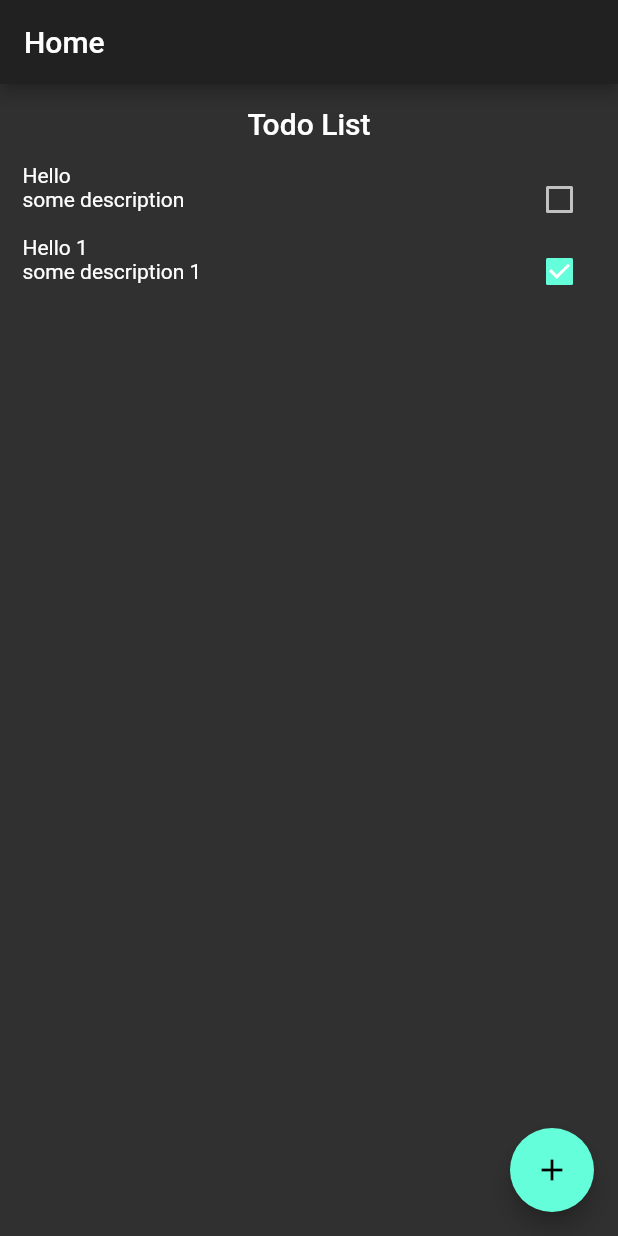
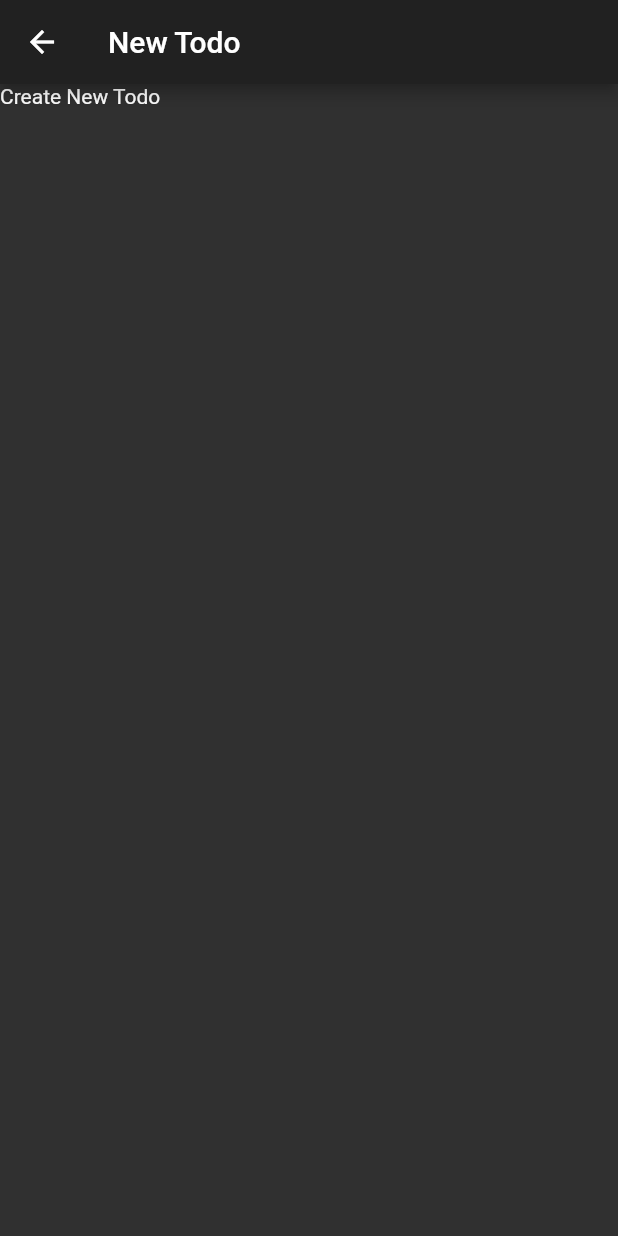
Before and after one commit to ocalvet/family_todo, a Flutter app: the screen it shows after launch, after a tap on the "add" icon, on a phone screen of 412 x 824 dp. Run offline on Flutter 3.47's test engine with Material 2 defaults, Android fonts, the phone set to English and light mode, and no system bars.

Commit message:
Create create todo screen

```diff
--- a/lib/family_todo_app.dart
+++ b/lib/family_todo_app.dart
@@ -1,3 +1,4 @@
+import 'package:family_todo/screens/create_todo_screen.dart';
 import 'package:family_todo/screens/home_screen.dart';
 import 'package:flutter/material.dart';
 
@@ -8,7 +9,11 @@ class FamilyTodoApp extends StatelessWidget {
       debugShowCheckedModeBanner: false,
       theme: ThemeData.dark(),
       title: 'Family Todo',
-      home: HomeScreen(),
+      initialRoute: '/',
+      routes: {
+        '/': (context) => HomeScreen(),
+        '/create-todo': (context) => CreateTodoScreen(),
+      },
     );
   }
 }
--- /dev/null
+++ b/lib/screens/create_todo_screen.dart
@@ -0,0 +1,11 @@
+import 'package:flutter/material.dart';
+
+class CreateTodoScreen extends StatelessWidget {
+  @override
+  Widget build(BuildContext context) {
+    return Scaffold(
+      appBar: AppBar(title: Text('New Todo'),),
+      body: Text('Create New Todo'),
+    );
+  }
+}
--- a/lib/screens/home_screen.dart
+++ b/lib/screens/home_screen.dart
@@ -26,7 +26,7 @@ class HomeScreen extends StatelessWidget {
       ),
       floatingActionButton: FloatingActionButton(
         onPressed: () {
-          print('Adding new Todo');
+          Navigator.pushNamed(context, '/create-todo');
         },
         child: Icon(Icons.add),
       ),
```
